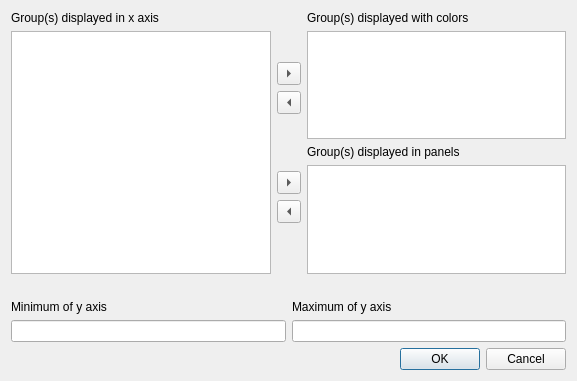
Above: cogstat/ui/display_options_groups.ui from cogstat/cogstat before the change. Below: the same form after it.
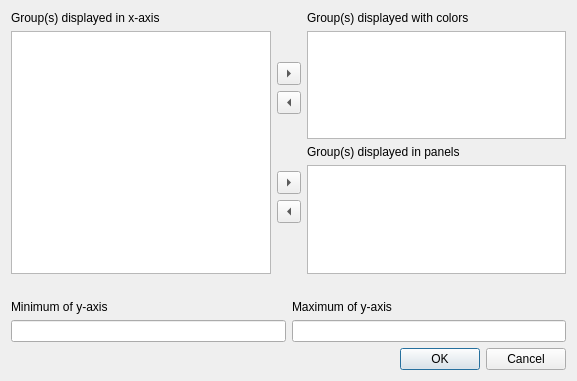
That is the form after the change.

Diff of the .ui file:
```diff
--- a/cogstat/ui/display_options_groups.ui
+++ b/cogstat/ui/display_options_groups.ui
@@ -49,7 +49,7 @@
      <item>
       <widget class="QLabel" name="label">
        <property name="text">
-        <string>Group(s) displayed in x axis</string>
+        <string>Group(s) displayed in x-axis</string>
        </property>
        <property name="buddy">
         <cstring>factor_x_listWidget</cstring>
@@ -72,7 +72,7 @@
        <item>
         <widget class="QLabel" name="label_3">
          <property name="text">
-          <string>Minimum of y axis</string>
+          <string>Minimum of y-axis</string>
          </property>
          <property name="buddy">
           <cstring>minumum_y</cstring>
@@ -93,7 +93,7 @@
        <item>
         <widget class="QLabel" name="label_2">
          <property name="text">
-          <string>Maximum of y axis</string>
+          <string>Maximum of y-axis</string>
          </property>
          <property name="buddy">
           <cstring>maximum_y</cstring>
```
